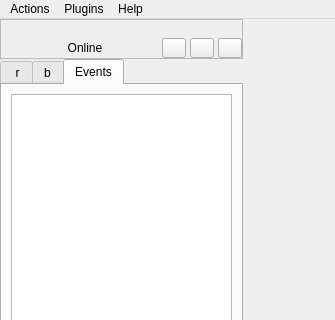
Above: widgets/mainWindow.ui from xmpp-graveyard/jabbim before the change; both pictures show x 0 to 335 and y 0 to 320 of the 335 by 746 pixel window. Below: the same form after it.
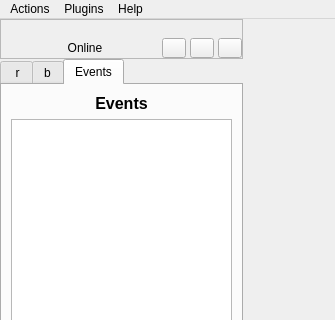
That is the form after the change. The open tabs and pages were chosen to show the change. Icons and pictures are not drawn.

Commit message: oprava nadpisu

The edit to the form file:
```diff
--- a/widgets/mainWindow.ui
+++ b/widgets/mainWindow.ui
@@ -686,9 +686,22 @@
              <property name="spacing" >
               <number>6</number>
              </property>
-             <item row="0" column="0" >
+             <item row="1" column="0" >
               <widget class="QListWidget" name="eventsListWidget" />
              </item>
+             <item row="0" column="0" >
+              <widget class="QLabel" name="eventsLabel" >
+               <property name="text" >
+                <string>&lt;html>&lt;head>&lt;meta name="qrichtext" content="1" />&lt;style type="text/css">
+p, li { white-space: pre-wrap; }
+&lt;/style>&lt;/head>&lt;body style=" font-family:'DejaVu Sans'; font-size:8pt; font-weight:400; font-style:normal; text-decoration:none;">
+&lt;p style=" margin-top:0px; margin-bottom:0px; margin-left:0px; margin-right:0px; -qt-block-indent:0; text-indent:0px; font-size:9pt;">&lt;span style=" font-size:12pt; font-weight:600;">Events&lt;/span>&lt;/p>&lt;/body>&lt;/html></string>
+               </property>
+               <property name="alignment" >
+                <set>Qt::AlignCenter</set>
+               </property>
+              </widget>
+             </item>
             </layout>
            </widget>
           </widget>
```
Left out of the diff: 5 changed lines with no effect on the pictures. The commit also changes 2 other files.
